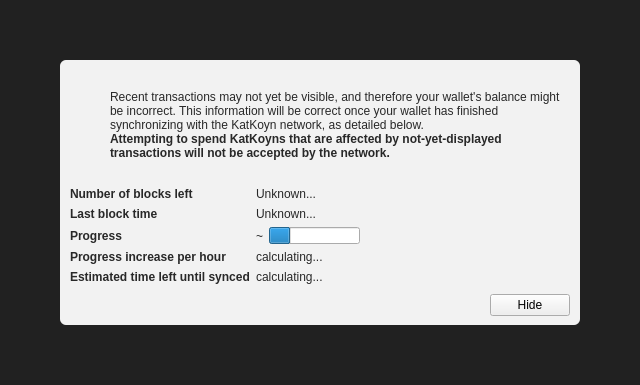
The window that src/qt/forms/modaloverlay.ui (KatKoyn/katkoyn-client) describes before a commit, drawn with Qt 5.
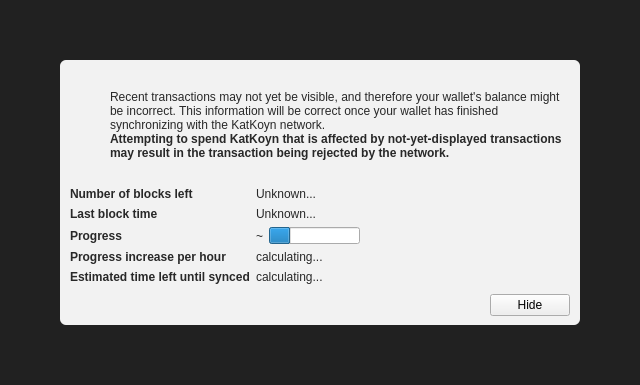
The same window after the commit. Icons and pictures are not drawn. Custom widgets are drawn as their Qt base class.

What changed in the file:
```diff
--- a/src/qt/forms/modaloverlay.ui
+++ b/src/qt/forms/modaloverlay.ui
@@ -130,7 +130,7 @@
              <item>
               <widget class="QLabel" name="infoText">
                <property name="text">
-                <string>Recent transactions may not yet be visible, and therefore your wallet's balance might be incorrect. This information will be correct once your wallet has finished synchronizing with the KatKoyn network, as detailed below.</string>
+                <string>Recent transactions may not yet be visible, and therefore your wallet's balance might be incorrect. This information will be correct once your wallet has finished synchronizing with the KatKoyn network.</string>
                </property>
                <property name="textFormat">
                 <enum>Qt::RichText</enum>
@@ -149,7 +149,7 @@
                 </font>
                </property>
                <property name="text">
-                <string>Attempting to spend KatKoyns that are affected by not-yet-displayed transactions will not be accepted by the network.</string>
+                <string>Attempting to spend KatKoyn that is affected by not-yet-displayed transactions may result in the transaction being rejected by the network.</string>
                </property>
                <property name="textFormat">
                 <enum>Qt::RichText</enum>
```
